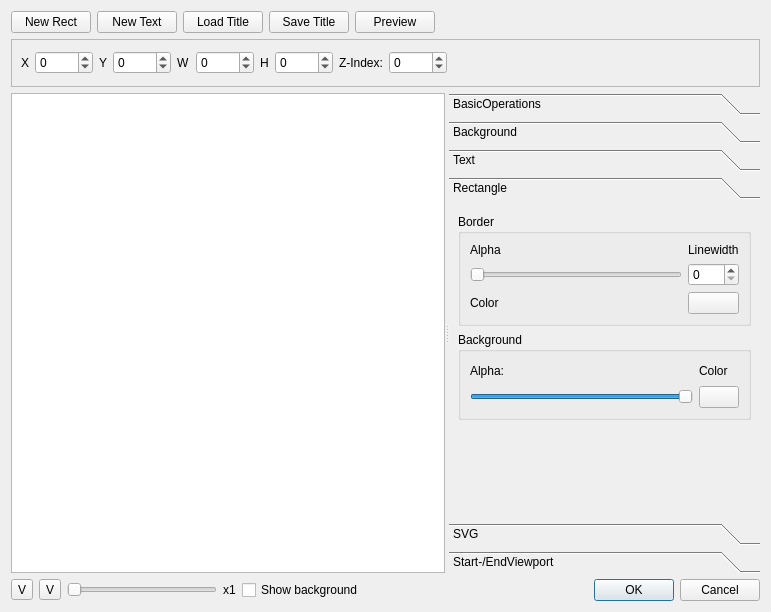
First picture: the form in src/widgets/titlewidget_ui.ui, repository KDE/kdenlive, before the edit.
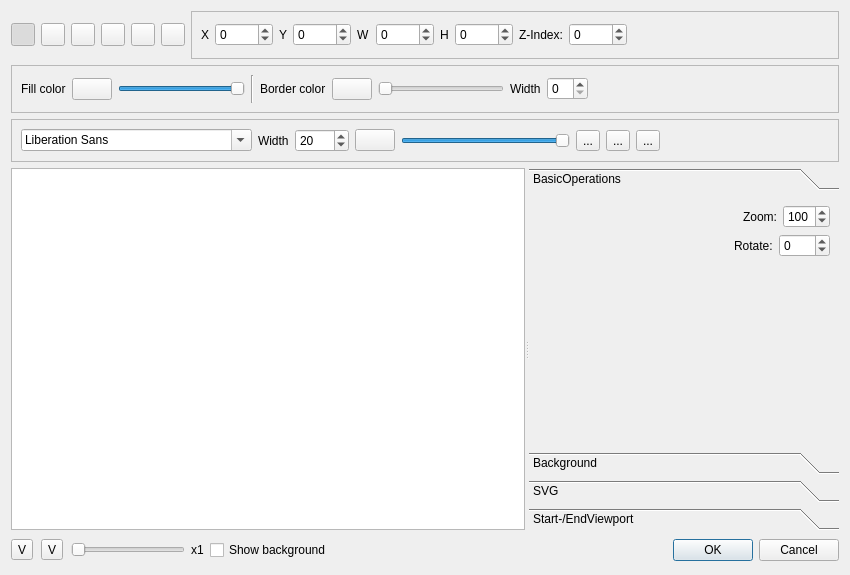
Second picture: the form after the edit. The open tabs and pages were chosen to show the change. Custom widgets are drawn as their Qt base class.

Commit message: Title widget improvements: * redesign widget ui * fix load/save problems * initial support for title pixmap creation

What changed in the file:
```diff
--- a/src/widgets/titlewidget_ui.ui
+++ b/src/widgets/titlewidget_ui.ui
@@ -5,8 +5,8 @@
    <rect>
     <x>0</x>
     <y>0</y>
-    <width>771</width>
-    <height>612</height>
+    <width>850</width>
+    <height>575</height>
    </rect>
   </property>
   <property name="sizePolicy" >
@@ -18,60 +18,53 @@
   <property name="windowTitle" >
    <string>Dialog</string>
   </property>
-  <layout class="QGridLayout" name="gridLayout_4" >
-   <item row="0" column="0" colspan="6" >
-    <layout class="QHBoxLayout" >
-     <item>
-      <widget class="QPushButton" name="newRectButton" >
-       <property name="text" >
-        <string>New Rect</string>
-       </property>
-      </widget>
-     </item>
-     <item>
-      <widget class="QPushButton" name="newTextButton" >
-       <property name="text" >
-        <string>New Text</string>
-       </property>
-      </widget>
-     </item>
-     <item>
-      <widget class="QPushButton" name="loadButton" >
-       <property name="text" >
-        <string>Load Title</string>
-       </property>
-      </widget>
-     </item>
-     <item>
-      <widget class="QPushButton" name="saveButton" >
-       <property name="text" >
-        <string>Save Title</string>
-       </property>
-      </widget>
-     </item>
-     <item>
-      <widget class="QPushButton" name="previewButton" >
-       <property name="text" >
-        <string>Preview</string>
-       </property>
-      </widget>
-     </item>
-     <item>
-      <spacer>
-       <property name="orientation" >
-        <enum>Qt::Horizontal</enum>
-       </property>
-       <property name="sizeHint" stdset="0" >
-        <size>
-         <width>40</width>
-         <height>20</height>
-        </size>
-       </property>
-      </spacer>
-     </item>
-    </layout>
+  <layout class="QGridLayout" name="gridLayout_2" >
+   <item row="0" column="0" >
+    <widget class="QToolButton" name="buttonRect" >
+     <property name="checkable" >
+      <bool>true</bool>
+     </property>
+     <property name="checked" >
+      <bool>true</bool>
+     </property>
+    </widget>
    </item>
-   <item row="1" column="0" colspan="6" >
+   <item row="0" column="1" >
+    <widget class="QToolButton" name="buttonText" >
+     <property name="checkable" >
+      <bool>true</bool>
+     </property>
+    </widget>
+   </item>
+   <item row="0" column="2" >
+    <widget class="QToolButton" name="buttonImage" >
+     <property name="checkable" >
+      <bool>true</bool>
+     </property>
+    </widget>
+   </item>
+   <item row="0" column="3" >
+    <widget class="QToolButton" name="buttonCursor" >
+     <property name="checkable" >
+      <bool>true</bool>
+     </property>
+    </widget>
+   </item>
+   <item row="0" column="4" >
+    <widget class="QToolButton" name="buttonLoad" >
+     <property name="checkable" >
+      <bool>false</bool>
+     </property>
+    </widget>
+   </item>
+   <item row="0" column="5" >
+    <widget class="QToolButton" name="buttonSave" >
+     <property name="checkable" >
+      <bool>false</bool>
+     </property>
+    </widget>
+   </item>
+   <item row="0" column="6" colspan="4" >
     <widget class="QFrame" name="frame_properties" >
      <property name="frameShape" >
       <enum>QFrame::StyledPanel</enum>
@@ -185,66 +178,207 @@
      </layout>
     </widget>
    </item>
-   <item row="3" column="0" >
-    <widget class="QToolButton" name="buttonFitZoom" >
-     <property name="text" >
-      <string>V</string>
+   <item row="1" column="0" colspan="10" >
+    <widget class="QFrame" name="rect_properties" >
+     <property name="frameShape" >
+      <enum>QFrame::StyledPanel</enum>
      </property>
-    </widget>
-   </item>
-   <item row="3" column="1" >
-    <widget class="QToolButton" name="buttonRealSize" >
-     <property name="text" >
-      <string>V</string>
+     <property name="frameShadow" >
+      <enum>QFrame::Sunken</enum>
      </property>
+     <layout class="QGridLayout" name="gridLayout_4" >
+      <item row="0" column="0" >
+       <layout class="QHBoxLayout" name="horizontalLayout_3" >
+        <item>
+         <widget class="QLabel" name="label_2" >
+          <property name="text" >
+           <string>Fill color</string>
+          </property>
+         </widget>
+        </item>
+        <item>
+         <widget class="KColorButton" name="rectBColor" />
+        </item>
+        <item>
+         <widget class="QSlider" name="rectBAlpha" >
+          <property name="maximum" >
+           <number>255</number>
+          </property>
+          <property name="value" >
+           <number>255</number>
+          </property>
+          <property name="orientation" >
+           <enum>Qt::Horizontal</enum>
+          </property>
+         </widget>
+        </item>
+        <item>
+         <widget class="Line" name="line_2" >
+          <property name="orientation" >
+           <enum>Qt::Vertical</enum>
+          </property>
+         </widget>
+        </item>
+        <item>
+         <widget class="QLabel" name="label_11" >
+          <property name="text" >
+           <string>Border color</string>
+          </property>
+         </widget>
+        </item>
+        <item>
+         <widget class="KColorButton" name="rectFColor" />
+        </item>
+        <item>
+         <widget class="QSlider" name="rectFAlpha" >
+          <property name="maximum" >
+           <number>255</number>
+          </property>
+          <property name="value" >
+           <number>0</number>
+          </property>
+          <property name="orientation" >
+           <enum>Qt::Horizontal</enum>
+          </property>
+         </widget>
+        </item>
+        <item>
+         <widget class="QLabel" name="label_4" >
+          <property name="text" >
+           <string>Width</string>
+          </property>
+         </widget>
+        </item>
+        <item>
+         <widget class="QSpinBox" name="rectLineWidth" />
+        </item>
+        <item>
+         <spacer name="horizontalSpacer" >
+          <property name="orientation" >
+           <enum>Qt::Horizontal</enum>
+          </property>
+          <property name="sizeHint" stdset="0" >
+           <size>
+            <width>241</width>
+            <height>28</height>
+           </size>
+          </property>
+         </spacer>
+        </item>
+       </layout>
+      </item>
+     </layout>
     </widget>
    </item>
-   <item row="3" column="2" >
-    <widget class="QSlider" name="zoom_slider" >
-     <property name="minimumSize" >
-      <size>
-       <width>100</width>
-       <height>0</height>
-      </size>
+   <item row="2" column="0" colspan="10" >
+    <widget class="QFrame" name="text_properties" >
+     <property name="frameShape" >
+      <enum>QFrame::StyledPanel</enum>
      </property>
-     <property name="maximumSize" >
-      <size>
-       <width>150</width>
-       <height>16777215</height>
-      </size>
+     <property name="frameShadow" >
+      <enum>QFrame::Sunken</enum>
      </property>
-     <property name="minimum" >
-      <number>1</number>
-     </property>
-     <property name="maximum" >
-      <number>10</number>
-     </property>
-     <property name="pageStep" >
-      <number>2</number>
-     </property>
-     <property name="orientation" >
-      <enum>Qt::Horizontal</enum>
-     </property>
+     <layout class="QGridLayout" name="gridLayout_5" >
+      <item row="0" column="0" >
+       <layout class="QHBoxLayout" name="horizontalLayout_4" >
+        <item>
+         <widget class="QFontComboBox" name="font_family" />
+        </item>
+        <item>
+         <widget class="QLabel" name="label_20" >
+          <property name="text" >
+           <string>Width</string>
+          </property>
+         </widget>
+        </item>
+        <item>
+         <widget class="QSpinBox" name="font_size" >
+          <property name="minimum" >
+           <number>8</number>
+          </property>
+          <property name="maximum" >
+           <number>1000</number>
+          </property>
+          <property name="value" >
+           <number>20</number>
+          </property>
+         </widget>
+        </item>
+        <item>
+         <widget class="KColorButton" name="fontColorButton" >
+          <property name="sizePolicy" >
+           <sizepolicy vsizetype="Fixed" hsizetype="Maximum" >
+            <horstretch>0</horstretch>
+            <verstretch>0</verstretch>
+           </sizepolicy>
+          </property>
+         </widget>
+        </item>
+        <item>
+         <widget class="QSlider" name="textAlpha" >
+          <property name="maximum" >
+           <number>255</number>
+          </property>
+          <property name="value" >
+           <number>255</number>
+          </property>
+          <property name="orientation" >
+           <enum>Qt::Horizontal</enum>
+          </property>
+         </widget>
+        </item>
+        <item>
+         <widget class="QToolButton" name="buttonBold" >
+          <property name="text" >
+           <string>...</string>
+          </property>
+          <property name="checkable" >
+           <bool>true</bool>
+          </property>
+          <property name="checked" >
+           <bool>false</bool>
+          </property>
+         </widget>
+        </item>
+        <item>
+         <widget class="QToolButton" name="buttonItalic" >
+          <property name="text" >
+           <string>...</string>
+          </property>
+          <property name="checkable" >
+           <bool>true</bool>
+          </property>
+         </widget>
+        </item>
+        <item>
+         <widget class="QToolButton" name="buttonUnder" >
+          <property name="text" >
+           <string>...</string>
+          </property>
+          <property name="checkable" >
+           <bool>true</bool>
+          </property>
+         </widget>
+        </item>
+        <item>
+         <spacer name="horizontalSpacer_2" >
+          <property name="orientation" >
+           <enum>Qt::Horizontal</enum>
+          </property>
+          <property name="sizeHint" stdset="0" >
+           <size>
+            <width>52</width>
+            <height>20</height>
+           </size>
+          </property>
+         </spacer>
+        </item>
+       </layout>
+      </item>
+     </layout>
     </widget>
    </item>
-   <item row="3" column="3" >
-    <widget class="QLabel" name="zoom_label" >
-     <property name="text" >
-      <string>x1</string>
-     </property>
-    </widget>
-   </item>
-   <item row="3" column="5" >
-    <widget class="QDialogButtonBox" name="buttonBox" >
-     <property name="orientation" >
-      <enum>Qt::Horizontal</enum>
-     </property>
-     <property name="standardButtons" >
-      <set>QDialogButtonBox::Cancel|QDialogButtonBox::Ok</set>
-     </property>
-    </widget>
-   </item>
-   <item row="2" column="0" colspan="6" >
+   <item row="3" column="0" colspan="10" >
     <widget class="QSplitter" name="splitter" >
      <property name="sizePolicy" >
       <sizepolicy vsizetype="Expanding" hsizetype="Expanding" >
@@ -265,8 +399,8 @@
         <rect>
          <x>0</x>
          <y>0</y>
-         <width>395</width>
-         <height>279</height>
+         <width>465</width>
+         <height>241</height>
         </rect>
        </property>
        <attribute name="label" >
@@ -408,275 +542,6 @@
         </item>
        </layout>
       </widget>
-      <widget class="QWidget" name="Text" >
-       <property name="geometry" >
-        <rect>
-         <x>0</x>
-         <y>0</y>
-         <width>395</width>
-         <height>279</height>
-        </rect>
-       </property>
-       <attribute name="label" >
-        <string>Text</string>
-       </attribute>
-       <layout class="QGridLayout" name="gridLayout_2" >
-        <item row="0" column="0" >
-         <widget class="QFontComboBox" name="font_family" />
-        </item>
-        <item row="3" column="0" >
-         <widget class="KTextEdit" name="ktextedit" />
-        </item>
-        <item row="2" column="0" >
-         <layout class="QHBoxLayout" name="horizontalLayout_2" >
-          <item>
-           <widget class="QToolButton" name="buttonBold" >
-            <property name="text" >
-             <string>...</string>
-            </property>
-            <property name="checkable" >
-             <bool>true</bool>
-            </property>
-            <property name="checked" >
-             <bool>false</bool>
-            </property>
-           </widget>
-          </item>
-          <item>
-           <widget class="QToolButton" name="buttonItalic" >
-            <property name="text" >
-             <string>...</string>
-            </property>
-            <property name="checkable" >
-             <bool>true</bool>
-            </property>
-           </widget>
-          </item>
-          <item>
-           <widget class="QToolButton" name="buttonUnder" >
-            <property name="text" >
-             <string>...</string>
-            </property>
-            <property name="checkable" >
-             <bool>true</bool>
-            </property>
-           </widget>
-          </item>
-          <item>
-           <widget class="QToolButton" name="toolButton_7" >
-            <property name="text" >
-             <string>...</string>
-            </property>
-           </widget>
-          </item>
-          <item>
-           <widget class="QToolButton" name="toolButton_8" >
-            <property name="text" >
-             <string>...</string>
-            </property>
-           </widget>
-          </item>
-          <item>
-           <widget class="QToolButton" name="toolButton_9" >
-            <property name="text" >
-             <string>...</string>
-            </property>
-           </widget>
-          </item>
-          <item>
-           <spacer name="horizontalSpacer_2" >
-            <property name="orientation" >
-             <enum>Qt::Horizontal</enum>
-            </property>
-            <property name="sizeHint" stdset="0" >
-             <size>
-              <width>52</width>
-              <height>20</height>
-             </size>
-            </property>
-           </spacer>
-          </item>
-         </layout>
-        </item>
-        <item row="1" column="0" >
-         <layout class="QHBoxLayout" name="horizontalLayout" >
-          <item>
-           <widget class="QSpinBox" name="font_size" >
-            <property name="minimum" >
-             <number>8</number>
-            </property>
-            <property name="maximum" >
-             <number>1000</number>
-            </property>
-            <property name="value" >
-             <number>20</number>
-            </property>
-           </widget>
-          </item>
-          <item>
-           <widget class="KColorButton" name="fontColorButton" />
-          </item>
-          <item>
-           <widget class="QSlider" name="textAlpha" >
-            <property name="maximum" >
-             <number>255</number>
-            </property>
-            <property name="value" >
-             <number>255</number>
-            </property>
-            <property name="orientation" >
-             <enum>Qt::Horizontal</enum>
-            </property>
-           </widget>
-          </item>
-         </layout>
-        </item>
-        <item row="4" column="0" >
-         <spacer name="verticalSpacer" >
-          <property name="orientation" >
-           <enum>Qt::Vertical</enum>
-          </property>
-          <property name="sizeHint" stdset="0" >
-           <size>
-            <width>20</width>
-            <height>40</height>
-           </size>
-          </property>
-         </spacer>
-        </item>
-       </layout>
-      </widget>
-      <widget class="QWidget" name="Rectangle" >
-       <property name="geometry" >
-        <rect>
-         <x>0</x>
-         <y>0</y>
-         <width>395</width>
-         <height>279</height>
-        </rect>
-       </property>
-       <attribute name="label" >
-        <string>Rectangle</string>
-       </attribute>
-       <layout class="QGridLayout" name="gridLayout_3" >
-        <item row="0" column="0" >
-         <layout class="QVBoxLayout" >
-          <item>
-           <widget class="QGroupBox" name="groupBox" >
-            <property name="title" >
-             <string>Border</string>
-            </property>
-            <layout class="QGridLayout" >
-             <item row="0" column="0" >
-              <layout class="QGridLayout" >
-               <item row="0" column="0" >
-                <widget class="QLabel" name="label_3" >
-                 <property name="text" >
-                  <string>Alpha</string>
-                 </property>
-                </widget>
-               </item>
-               <item row="0" column="1" >
-                <widget class="QLabel" name="label_4" >
-                 <property name="text" >
-                  <string>Linewidth</string>
-                 </property>
-                </widget>
-               </item>
-               <item row="1" column="0" >
-                <widget class="QSlider" name="rectFAlpha" >
-                 <property name="maximum" >
-                  <number>255</number>
-                 </property>
-                 <property name="orientation" >
-                  <enum>Qt::Horizontal</enum>
-                 </property>
-                </widget>
-               </item>
-               <item row="1" column="1" >
-                <widget class="QSpinBox" name="rectLineWidth" />
-               </item>
-               <item row="2" column="0" >
-                <widget class="QLabel" name="label_11" >
-                 <property name="text" >
-                  <string>Color</string>
-                 </property>
-                </widget>
-               </item>
-               <item row="2" column="1" >
-                <widget class="KColorButton" name="rectFColor" />
-               </item>
-              </layout>
-             </item>
-            </layout>
-           </widget>
-          </item>
-          <item>
-           <widget class="QGroupBox" name="groupBox_2" >
-            <property name="sizePolicy" >
-             <sizepolicy vsizetype="Expanding" hsizetype="Preferred" >
-              <horstretch>0</horstretch>
-              <verstretch>0</verstretch>
-             </sizepolicy>
-            </property>
-            <property name="title" >
-             <string>Background</string>
-            </property>
-            <layout class="QGridLayout" >
-             <item row="0" column="0" >
-              <layout class="QGridLayout" >
-               <item row="0" column="0" >
-                <widget class="QLabel" name="label" >
-                 <property name="text" >
-                  <string>Alpha:</string>
-                 </property>
-                </widget>
-               </item>
-               <item row="0" column="1" >
-                <widget class="QLabel" name="label_2" >
-                 <property name="text" >
-                  <string>Color</string>
-                 </property>
-                </widget>
-               </item>
-               <item row="1" column="0" >
-                <widget class="QSlider" name="rectBAlpha" >
-                 <property name="maximum" >
-                  <number>255</number>
-                 </property>
-                 <property name="value" >
-                  <number>255</number>
-                 </property>
-                 <property name="orientation" >
-                  <enum>Qt::Horizontal</enum>
-                 </property>
-                </widget>
-               </item>
-               <item row="1" column="1" >
-                <widget class="KColorButton" name="rectBColor" />
-               </item>
-              </layout>
-             </item>
-            </layout>
-           </widget>
-          </item>
-          <item>
-           <spacer>
-            <property name="orientation" >
-             <enum>Qt::Vertical</enum>
-            </property>
-            <property name="sizeHint" stdset="0" >
-             <size>
-              <width>20</width>
-              <height>40</height>
-             </size>
-            </property>
-           </spacer>
-          </item>
-         </layout>
-        </item>
-       </layout>
-      </widget>
       <widget class="QWidget" name="SVG" >
        <property name="geometry" >
         <rect>
@@ -907,13 +772,85 @@
      </widget>
     </widget>
    </item>
-   <item row="3" column="4" >
+   <item row="4" column="0" >
+    <widget class="QToolButton" name="buttonFitZoom" >
+     <property name="text" >
+      <string>V</string>
+     </property>
+    </widget>
+   </item>
+   <item row="4" column="1" >
+    <widget class="QToolButton" name="buttonRealSize" >
+     <property name="text" >
+      <string>V</string>
+     </property>
+    </widget>
+   </item>
+   <item row="4" column="2" colspan="4" >
+    <widget class="QSlider" name="zoom_slider" >
+     <property name="minimumSize" >
+      <size>
+       <width>100</width>
+       <height>0</height>
+      </size>
+     </property>
+     <property name="maximumSize" >
+      <size>
+       <width>150</width>
+       <height>16777215</height>
+      </size>
+     </property>
+     <property name="minimum" >
+      <number>1</number>
+     </property>
+     <property name="maximum" >
+      <number>10</number>
+     </property>
+     <property name="pageStep" >
+      <number>2</number>
+     </property>
+     <property name="orientation" >
+      <enum>Qt::Horizontal</enum>
+     </property>
+    </widget>
+   </item>
+   <item row="4" column="6" >
+    <widget class="QLabel" name="zoom_label" >
+     <property name="text" >
+      <string>x1</string>
+     </property>
+    </widget>
+   </item>
+   <item row="4" column="7" >
     <widget class="QCheckBox" name="displayBg" >
      <property name="text" >
       <string>Show background</string>
      </property>
     </widget>
    </item>
+   <item row="4" column="8" >
+    <spacer name="horizontalSpacer_3" >
+     <property name="orientation" >
+      <enum>Qt::Horizontal</enum>
+     </property>
+     <property name="sizeHint" stdset="0" >
+      <size>
+       <width>235</width>
+       <height>28</height>
+      </size>
+     </property>
+    </spacer>
+   </item>
+   <item row="4" column="9" >
+    <widget class="QDialogButtonBox" name="buttonBox" >
+     <property name="orientation" >
+      <enum>Qt::Horizontal</enum>
+     </property>
+     <property name="standardButtons" >
+      <set>QDialogButtonBox::Cancel|QDialogButtonBox::Ok</set>
+     </property>
+    </widget>
+   </item>
   </layout>
  </widget>
  <customwidgets>
@@ -927,11 +864,6 @@
    <extends>QSpinBox</extends>
    <header>knuminput.h</header>
   </customwidget>
-  <customwidget>
-   <class>KTextEdit</class>
-   <extends>QTextEdit</extends>
-   <header>ktextedit.h</header>
-  </customwidget>
   <customwidget>
    <class>KUrlRequester</class>
    <extends>QFrame</extends>
```
Left out of the diff: 30 changed lines with no effect on the pictures. The commit also changes 7 other files.
